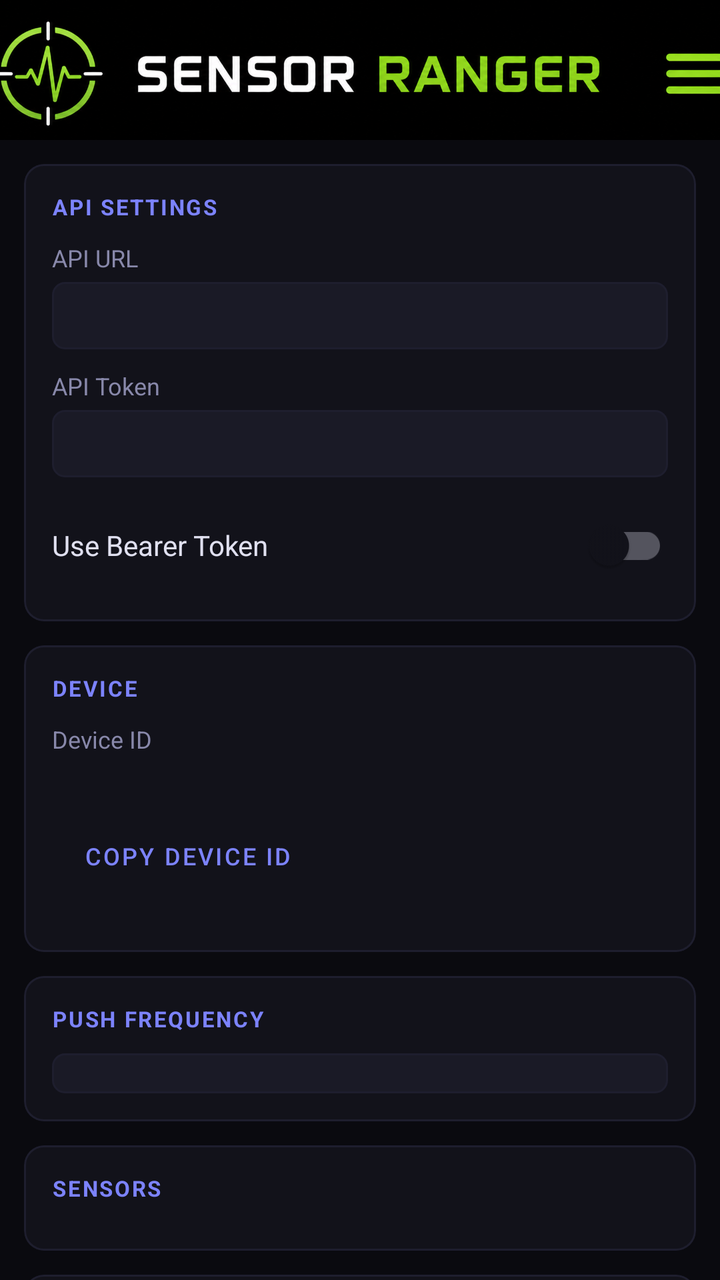
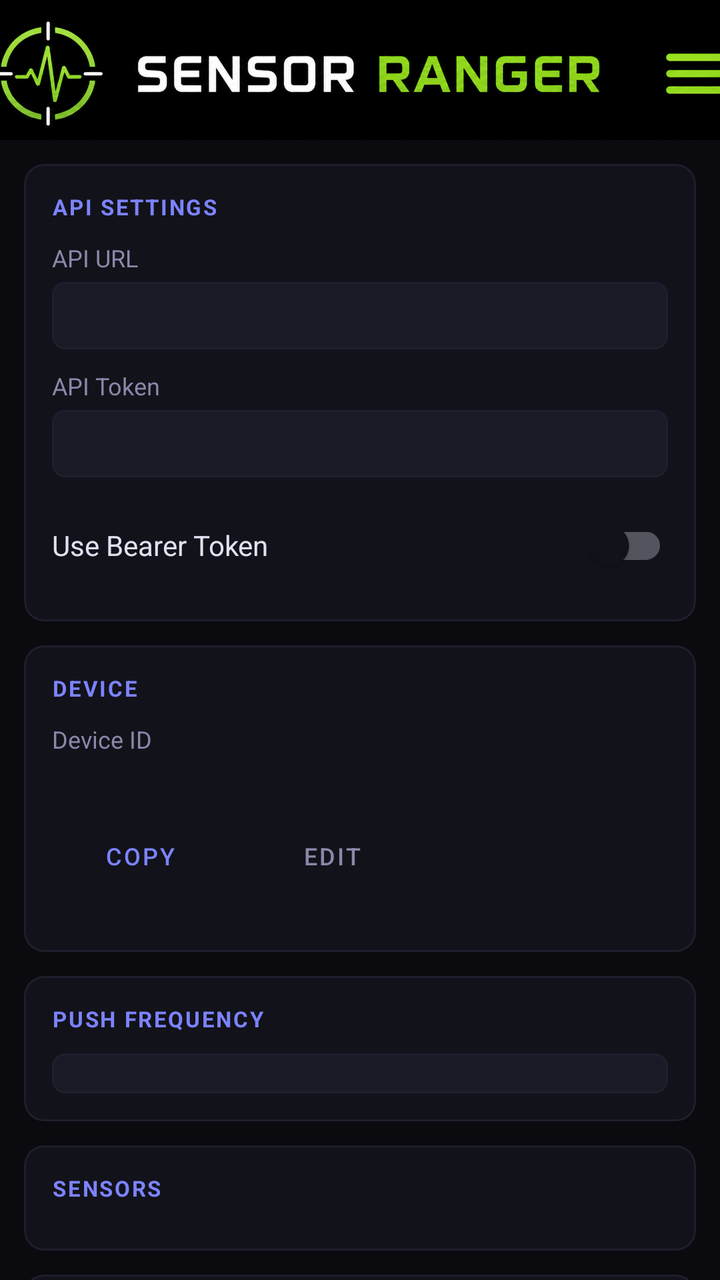

Two renders of the same Android screen: before a commit and after it. Below are the layout's source before the change and the commit's diff.
<!-- AndroidManifest.xml: application theme Theme.SensorRanger -->
<!-- res/layout/activity_main.xml -->
<?xml version="1.0" encoding="utf-8"?>
<LinearLayout
    xmlns:android="http://schemas.android.com/apk/res/android"
    xmlns:app="http://schemas.android.com/apk/res-auto"
    android:layout_width="match_parent"
    android:layout_height="match_parent"
    android:orientation="vertical"
    android:background="@color/bg">

    
    <ImageView
        android:id="@+id/ivBanner"
        android:layout_width="match_parent"
        android:layout_height="70dp"
        android:src="@drawable/banner"
        android:scaleType="centerCrop"
        android:contentDescription="Sensor Ranger" />

    <androidx.core.widget.NestedScrollView
        android:layout_width="match_parent"
        android:layout_height="0dp"
        android:layout_weight="1">

        <LinearLayout
            android:layout_width="match_parent"
            android:layout_height="wrap_content"
            android:orientation="vertical"
            android:padding="12dp">

            
            <com.google.android.material.card.MaterialCardView
                android:layout_width="match_parent"
                android:layout_height="wrap_content"
                android:layout_marginBottom="12dp">
                <LinearLayout
                    android:layout_width="match_parent"
                    android:layout_height="wrap_content"
                    android:orientation="vertical"
                    android:padding="14dp">
                    <TextView
                        android:layout_width="wrap_content"
                        android:layout_height="wrap_content"
                        android:text="API Settings"
                        style="@style/SectionTitle" />
                    <TextView
                        android:layout_width="wrap_content"
                        android:layout_height="wrap_content"
                        android:text="API URL"
                        android:textColor="@color/text_muted"
                        android:textSize="12sp"
                        android:layout_marginBottom="4dp" />
                    <EditText
                        android:id="@+id/etApiUrl"
                        android:layout_width="match_parent"
                        android:layout_height="wrap_content"
                        android:inputType="textUri"
                        android:singleLine="true"
                        android:textSize="13sp"
                        android:layout_marginBottom="10dp" />
                    <TextView
                        android:layout_width="wrap_content"
                        android:layout_height="wrap_content"
                        android:text="API Token"
                        android:textColor="@color/text_muted"
                        android:textSize="12sp"
                        android:layout_marginBottom="4dp" />
                    <EditText
                        android:id="@+id/etApiToken"
                        android:layout_width="match_parent"
                        android:layout_height="wrap_content"
                        android:inputType="textPassword"
                        android:singleLine="true"
                        android:textSize="13sp"
                        android:layout_marginBottom="10dp" />
                    <LinearLayout
                        android:layout_width="match_parent"
                        android:layout_height="wrap_content"
                        android:orientation="horizontal"
                        android:gravity="center_vertical">
                        <TextView
                            android:layout_width="0dp"
                            android:layout_height="wrap_content"
                            android:layout_weight="1"
                            android:text="Use Bearer Token"
                            android:textColor="@color/text_primary"
                            android:textSize="14sp" />
                        <com.google.android.material.switchmaterial.SwitchMaterial
                            android:id="@+id/swBearerToken"
                            android:layout_width="wrap_content"
                            android:layout_height="wrap_content" />
                    </LinearLayout>
                </LinearLayout>
            </com.google.android.material.card.MaterialCardView>

            
            <com.google.android.material.card.MaterialCardView
                android:layout_width="match_parent"
                android:layout_height="wrap_content"
                android:layout_marginBottom="12dp">
                <LinearLayout
                    android:layout_width="match_parent"
                    android:layout_height="wrap_content"
                    android:orientation="vertical"
                    android:padding="14dp">
                    <TextView
                        android:layout_width="wrap_content"
                        android:layout_height="wrap_content"
                        android:text="Device"
                        style="@style/SectionTitle" />
                    <TextView
                        android:layout_width="wrap_content"
                        android:layout_height="wrap_content"
                        android:text="Device ID"
                        android:textColor="@color/text_muted"
                        android:textSize="12sp"
                        android:layout_marginBottom="2dp" />
                    <TextView
                        android:id="@+id/tvDeviceId"
                        android:layout_width="match_parent"
                        android:layout_height="wrap_content"
                        android:textColor="@color/text_primary"
                        android:textSize="12sp"
                        android:fontFamily="monospace"
                        android:layout_marginBottom="8dp"
                        android:textIsSelectable="true" />
                    <Button
                        android:id="@+id/btnCopyDeviceId"
                        android:layout_width="wrap_content"
                        android:layout_height="wrap_content"
                        android:text="Copy Device ID"
                        android:textSize="12sp"
                        style="@style/Widget.MaterialComponents.Button.OutlinedButton"
                        app:strokeColor="@color/border"
                        android:textColor="@color/accent"
                        android:layout_marginBottom="10dp" />
                    <LinearLayout
                        android:id="@+id/llPermissions"
                        android:layout_width="match_parent"
                        android:layout_height="wrap_content"
                        android:orientation="horizontal"
                        android:gravity="start" />
                </LinearLayout>
            </com.google.android.material.card.MaterialCardView>

            
            <com.google.android.material.card.MaterialCardView
                android:layout_width="match_parent"
                android:layout_height="wrap_content"
                android:layout_marginBottom="12dp">
                <LinearLayout
                    android:layout_width="match_parent"
                    android:layout_height="wrap_content"
                    android:orientation="vertical"
                    android:padding="14dp">
                    <TextView
                        android:layout_width="wrap_content"
                        android:layout_height="wrap_content"
                        android:text="Push Frequency"
                        style="@style/SectionTitle" />
                    <Spinner
                        android:id="@+id/spFrequency"
                        android:layout_width="match_parent"
                        android:layout_height="wrap_content"
                        android:background="@drawable/input_bg"
                        android:paddingStart="10dp"
                        android:paddingEnd="10dp"
                        android:paddingTop="10dp"
                        android:paddingBottom="10dp" />
                </LinearLayout>
            </com.google.android.material.card.MaterialCardView>

            
            <com.google.android.material.card.MaterialCardView
                android:layout_width="match_parent"
                android:layout_height="wrap_content"
                android:layout_marginBottom="12dp">
                <LinearLayout
                    android:layout_width="match_parent"
                    android:layout_height="wrap_content"
                    android:orientation="vertical"
                    android:padding="14dp">
                    <TextView
                        android:layout_width="wrap_content"
                        android:layout_height="wrap_content"
                        android:text="Sensors"
                        style="@style/SectionTitle" />
                    
                    <LinearLayout
                        android:id="@+id/llSensors"
                        android:layout_width="match_parent"
                        android:layout_height="wrap_content"
                        android:orientation="vertical" />
                </LinearLayout>
            </com.google.android.material.card.MaterialCardView>

            
            <com.google.android.material.card.MaterialCardView
                android:layout_width="match_parent"
                android:layout_height="wrap_content"
                android:layout_marginBottom="12dp">
                <LinearLayout
                    android:layout_width="match_parent"
                    android:layout_height="wrap_content"
                    android:orientation="vertical"
                    android:padding="14dp">
                    <TextView
                        android:layout_width="wrap_content"
                        android:layout_height="wrap_content"
                        android:text="Controls"
                        style="@style/SectionTitle" />
                    <Button
                        android:id="@+id/btnTestPush"
                        android:layout_width="match_parent"
                        android:layout_height="wrap_content"
                        android:text="Send Test Payload"
                        style="@style/PrimaryButton" />
                    <Button
                        android:id="@+id/btnStart"
                        android:layout_width="match_parent"
                        android:layout_height="wrap_content"
                        android:text="Start Service"
                        style="@style/StartButton" />
                    <Button
                        android:id="@+id/btnStop"
                        android:layout_width="match_parent"
                        android:layout_height="wrap_content"
                        android:text="Stop Service"
                        style="@style/StopButton" />
                </LinearLayout>
            </com.google.android.material.card.MaterialCardView>

            
            <com.google.android.material.card.MaterialCardView
                android:layout_width="match_parent"
                android:layout_height="wrap_content"
                android:layout_marginBottom="12dp">
                <LinearLayout
                    android:layout_width="match_parent"
                    android:layout_height="wrap_content"
                    android:orientation="vertical"
                    android:padding="14dp">
                    <TextView
                        android:layout_width="wrap_content"
                        android:layout_height="wrap_content"
                        android:text="Status"
                        style="@style/SectionTitle" />

                    <include layout="@layout/status_row"
                        android:id="@+id/rowRunning"
                        android:layout_width="match_parent"
                        android:layout_height="wrap_content" />
                    <include layout="@layout/status_row"
                        android:id="@+id/rowLastPush"
                        android:layout_width="match_parent"
                        android:layout_height="wrap_content" />
                    <include layout="@layout/status_row"
                        android:id="@+id/rowLastResult"
                        android:layout_width="match_parent"
                        android:layout_height="wrap_content" />
                    <include layout="@layout/status_row"
                        android:id="@+id/rowNextPush"
                        android:layout_width="match_parent"
                        android:layout_height="wrap_content" />
                    <include layout="@layout/status_row"
                        android:id="@+id/rowRetryCount"
                        android:layout_width="match_parent"
                        android:layout_height="wrap_content" />
                </LinearLayout>
            </com.google.android.material.card.MaterialCardView>

            
            <com.google.android.material.card.MaterialCardView
                android:layout_width="match_parent"
                android:layout_height="wrap_content"
                android:layout_marginBottom="12dp">
                <LinearLayout
                    android:layout_width="match_parent"
                    android:layout_height="wrap_content"
                    android:orientation="vertical"
                    android:padding="14dp">
                    <LinearLayout
                        android:layout_width="match_parent"
                        android:layout_height="wrap_content"
                        android:orientation="horizontal"
                        android:gravity="center_vertical"
                        android:layout_marginBottom="8dp">
                        <TextView
                            android:layout_width="0dp"
                            android:layout_height="wrap_content"
                            android:layout_weight="1"
                            android:text="Log"
                            style="@style/SectionTitle"
                            android:paddingBottom="0dp" />
                        <Button
                            android:id="@+id/btnShareLog"
                            android:layout_width="wrap_content"
                            android:layout_height="wrap_content"
                            android:text="Share"
                            android:textSize="11sp"
                            style="@style/Widget.MaterialComponents.Button.OutlinedButton"
                            app:strokeColor="@color/border"
                            android:textColor="@color/text_muted"
                            android:paddingStart="10dp"
                            android:paddingEnd="10dp"
                            android:layout_marginEnd="6dp" />
                        <Button
                            android:id="@+id/btnClearLog"
                            android:layout_width="wrap_content"
                            android:layout_height="wrap_content"
                            android:text="Clear"
                            android:textSize="11sp"
                            style="@style/Widget.MaterialComponents.Button.OutlinedButton"
                            app:strokeColor="@color/border"
                            android:textColor="@color/text_muted"
                            android:paddingStart="10dp"
                            android:paddingEnd="10dp" />
                    </LinearLayout>
                    <ScrollView
                        android:layout_width="match_parent"
                        android:layout_height="200dp">
                        <TextView
                            android:id="@+id/tvLog"
                            android:layout_width="match_parent"
                            android:layout_height="wrap_content"
                            android:textColor="@color/text_muted"
                            android:textSize="11sp"
                            android:fontFamily="monospace"
                            android:textIsSelectable="true" />
                    </ScrollView>
                </LinearLayout>
            </com.google.android.material.card.MaterialCardView>

        </LinearLayout>
    </androidx.core.widget.NestedScrollView>

</LinearLayout>
<!-- res/layout/status_row.xml (included above) -->
<?xml version="1.0" encoding="utf-8"?>
<LinearLayout
    xmlns:android="http://schemas.android.com/apk/res/android"
    android:layout_width="match_parent"
    android:layout_height="wrap_content"
    android:orientation="horizontal"
    android:paddingTop="5dp"
    android:paddingBottom="5dp">

    <TextView
        android:id="@+id/tvLabel"
        android:layout_width="0dp"
        android:layout_height="wrap_content"
        android:layout_weight="1"
        style="@style/StatusLabel" />

    <TextView
        android:id="@+id/tvValue"
        android:layout_width="wrap_content"
        android:layout_height="wrap_content"
        style="@style/StatusValue" />

</LinearLayout>
<!-- resources referenced by this layout -->
<resources>
  <color name="accent">#7C83FD</color>
  <color name="bg">#0A0A0F</color>
  <color name="border">#1E1E2E</color>
  <color name="text_muted">#8888AA</color>
  <color name="text_primary">#E0E0F0</color>
  <!-- drawable banner: png bitmap (drawable-nodpi, 237928 bytes) -->
  <!-- drawable input_bg (drawable) -->
  <?xml version="1.0" encoding="utf-8"?>
  <shape xmlns:android="http://schemas.android.com/apk/res/android">
      <solid android:color="@color/input_bg" />
      <corners android:radius="6dp" />
      <stroke android:width="1dp" android:color="@color/border" />
  </shape>
  <style name="PrimaryButton" parent="Widget.MaterialComponents.Button">
          <item name="backgroundTint">@color/accent_dim</item>
          <item name="android:textColor">@color/text_primary</item>
          <item name="cornerRadius">8dp</item>
          <item name="android:layout_marginBottom">8dp</item>
      </style>
  <style name="SectionTitle">
          <item name="android:textColor">@color/accent</item>
          <item name="android:textSize">11sp</item>
          <item name="android:textStyle">bold</item>
          <item name="android:letterSpacing">0.08</item>
          <item name="android:textAllCaps">true</item>
          <item name="android:paddingBottom">10dp</item>
      </style>
  <style name="StartButton" parent="Widget.MaterialComponents.Button">
          <item name="backgroundTint">#1A4A1A</item>
          <item name="android:textColor">@color/text_primary</item>
          <item name="cornerRadius">8dp</item>
          <item name="android:layout_marginBottom">8dp</item>
      </style>
  <style name="StatusLabel">
          <item name="android:textColor">@color/text_muted</item>
          <item name="android:textSize">13sp</item>
      </style>
  <style name="StatusValue">
          <item name="android:textColor">@color/text_primary</item>
          <item name="android:textSize">13sp</item>
          <item name="android:textStyle">bold</item>
      </style>
  <style name="StopButton" parent="Widget.MaterialComponents.Button">
          <item name="backgroundTint">#4A1A1A</item>
          <item name="android:textColor">@color/text_primary</item>
          <item name="cornerRadius">8dp</item>
          <item name="android:layout_marginBottom">8dp</item>
      </style>
  <style name="Theme.SensorRanger" parent="Theme.MaterialComponents.DayNight.NoActionBar">
          <item name="colorPrimary">@color/accent</item>
          <item name="colorPrimaryVariant">@color/accent_dim</item>
          <item name="colorOnPrimary">@color/text_primary</item>
          <item name="colorSurface">@color/card</item>
          <item name="colorOnSurface">@color/text_primary</item>
          <item name="android:colorBackground">@color/bg</item>
          <item name="android:windowBackground">@color/bg</item>
          <item name="android:statusBarColor">@color/bg</item>
          <item name="android:navigationBarColor">@color/bg</item>
          <item name="materialCardViewStyle">@style/CardStyle</item>
          <item name="editTextStyle">@style/InputStyle</item>
      </style>
  <color name="input_bg">#1A1A26</color>
  <color name="accent_dim">#3D4099</color>
  <color name="card">#12121A</color>
  <style name="CardStyle" parent="Widget.MaterialComponents.CardView">
          <item name="cardBackgroundColor">@color/card</item>
          <item name="cardElevation">0dp</item>
          <item name="strokeColor">@color/border</item>
          <item name="strokeWidth">1dp</item>
          <item name="cardCornerRadius">10dp</item>
      </style>
  <style name="InputStyle" parent="Widget.AppCompat.EditText">
          <item name="android:background">@drawable/input_bg</item>
          <item name="android:textColor">@color/text_primary</item>
          <item name="android:textColorHint">@color/text_muted</item>
          <item name="android:paddingStart">10dp</item>
          <item name="android:paddingEnd">10dp</item>
          <item name="android:paddingTop">8dp</item>
          <item name="android:paddingBottom">8dp</item>
      </style>
</resources>

<!-- the commit's change to res/layout/activity_main.xml (unified diff, before → after) -->
@@ -123,16 +123,31 @@
                         android:fontFamily="monospace"
                         android:layout_marginBottom="8dp"
                         android:textIsSelectable="true" />
-                    <Button
-                        android:id="@+id/btnCopyDeviceId"
-                        android:layout_width="wrap_content"
-                        android:layout_height="wrap_content"
-                        android:text="Copy Device ID"
-                        android:textSize="12sp"
-                        style="@style/Widget.MaterialComponents.Button.OutlinedButton"
-                        app:strokeColor="@color/border"
-                        android:textColor="@color/accent"
-                        android:layout_marginBottom="10dp" />
+                    <LinearLayout
+                        android:layout_width="match_parent"
+                        android:layout_height="wrap_content"
+                        android:orientation="horizontal"
+                        android:layout_marginBottom="10dp">
+                        <Button
+                            android:id="@+id/btnCopyDeviceId"
+                            android:layout_width="wrap_content"
+                            android:layout_height="wrap_content"
+                            android:text="Copy"
+                            android:textSize="12sp"
+                            style="@style/Widget.MaterialComponents.Button.OutlinedButton"
+                            app:strokeColor="@color/border"
+                            android:textColor="@color/accent"
+                            android:layout_marginEnd="8dp" />
+                        <Button
+                            android:id="@+id/btnEditDeviceId"
+                            android:layout_width="wrap_content"
+                            android:layout_height="wrap_content"
+                            android:text="Edit"
+                            android:textSize="12sp"
+                            style="@style/Widget.MaterialComponents.Button.OutlinedButton"
+                            app:strokeColor="@color/border"
+                            android:textColor="@color/text_muted" />
+                    </LinearLayout>
                     <LinearLayout
                         android:id="@+id/llPermissions"
                         android:layout_width="match_parent"
